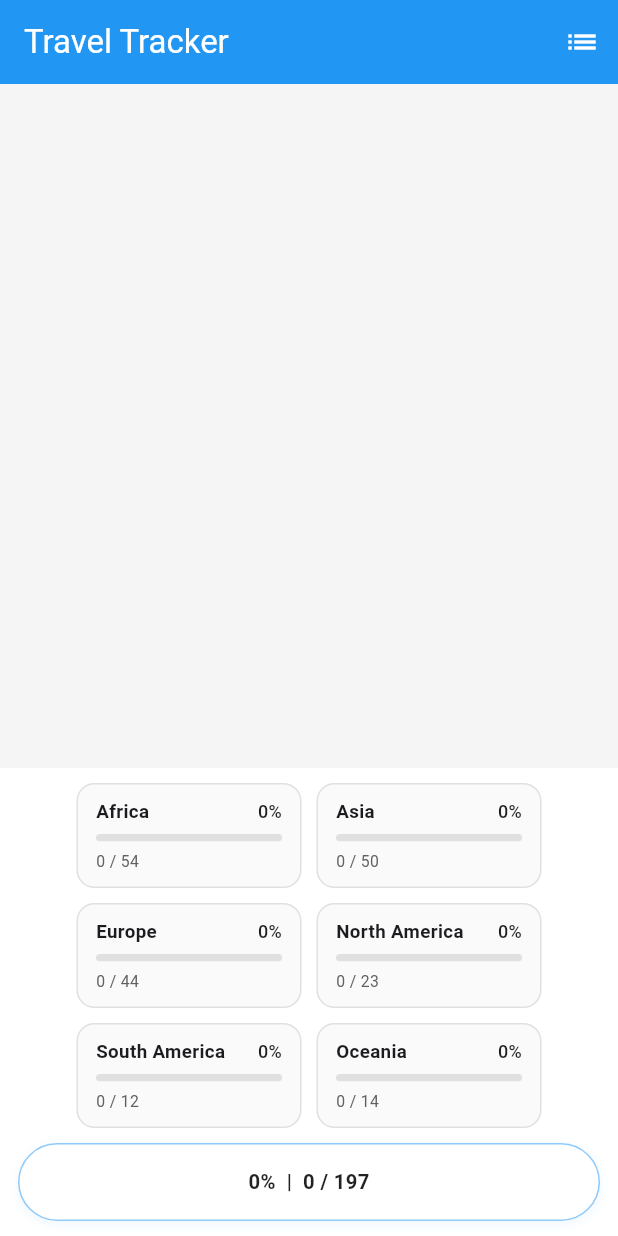
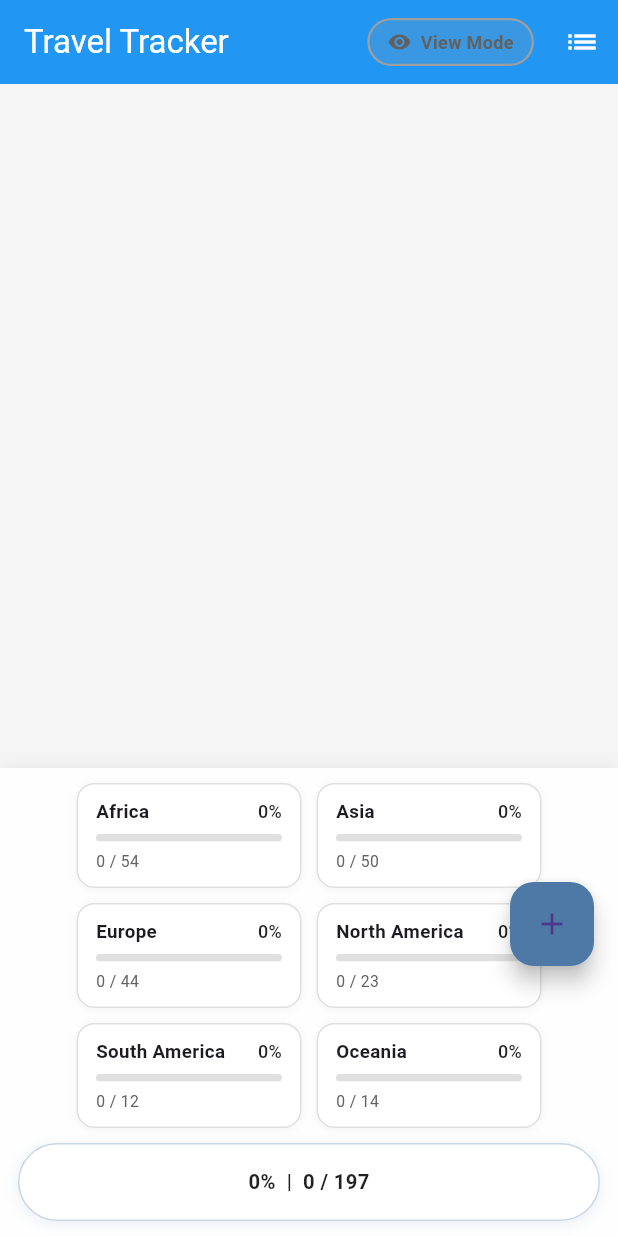
Before and after one commit to johnstrabel/TravelTrack, a Flutter app: the screen it shows after launch, on a phone screen of 412 x 824 dp. Run offline on Flutter 3.47's test engine with Material 3 defaults, Android fonts, the phone set to English and light mode, and no system bars; our stand-ins replace file_picker, flutter_map, hive_flutter, latlong2; accounts and stored records are empty; Roboto replaces fonts that are missing (System).

Commit message:
Phase 1 polish: mode toggle, auto-save, color improvements

```diff
--- a/lib/screens/world_map_screen.dart
+++ b/lib/screens/world_map_screen.dart
@@ -10,6 +10,7 @@ import '../data/countries.dart';
 import '../services/country_polygons.dart';
 import '../models/country.dart';
 import 'country_list_screen.dart';
+import 'country_detail_screen.dart';
 
 class WorldMapScreen extends StatefulWidget {
   const WorldMapScreen({super.key});
@@ -18,13 +19,15 @@ class WorldMapScreen extends StatefulWidget {
   State<WorldMapScreen> createState() => _WorldMapScreenState();
 }
 
-class _WorldMapScreenState extends State<WorldMapScreen> {
+class _WorldMapScreenState extends State<WorldMapScreen> with SingleTickerProviderStateMixin {
   static const _visitedKey = 'codes';
   static const _flashDuration = Duration(milliseconds: 450);
 
   late final Box<dynamic> _visitedBox;
   CountryPolygons? _countryPolygons;
   bool _loadingPolygons = true;
+  bool _isSelectMode = false;
+  late AnimationController _fabAnimationController;
 
   final MapController _mapController = MapController();
   String? _hoverCode;
@@ -40,6 +43,10 @@ class _WorldMapScreenState extends State<WorldMapScreen> {
   @override
   void initState() {
     super.initState();
+    _fabAnimationController = AnimationController(
+      vsync: this,
+      duration: const Duration(milliseconds: 300),
+    );
     _visitedBox = Hive.box('visited_countries');
     if (!_visitedBox.containsKey(_visitedKey)) {
       _visitedBox.put(_visitedKey, <String>[]);
@@ -55,6 +62,7 @@ class _WorldMapScreenState extends State<WorldMapScreen> {
   @override
   void dispose() {
     _flashTimer?.cancel();
+    _fabAnimationController.dispose();
     super.dispose();
   }
 
@@ -104,10 +112,11 @@ class _WorldMapScreenState extends State<WorldMapScreen> {
   void _handleTap(TapPosition position, LatLng latLng) {
     if (_countryPolygons == null) return;
 
-    _triggerFlash(latLng);
-
     final code = _countryPolygons!.findCountryCodeContaining(latLng);
     if (code == null) return;
+
+    if (_isSelectMode) {
+      _triggerFlash(latLng);
 
       final visited = _readVisited(_visitedBox);
       final wasVisited = visited.contains(code);
@@ -126,8 +135,25 @@ class _WorldMapScreenState extends State<WorldMapScreen> {
             '${country.name} ${wasVisited ? 'removed' : 'added'}',
           ),
           duration: const Duration(milliseconds: 900),
+          behavior: SnackBarBehavior.floating,
         ),
       );
+    } else {
+      final country = CountriesData.findByCode(code);
+      if (country == null) return;
+
+      Navigator.of(context).push(
+        PageRouteBuilder(
+          pageBuilder: (context, animation, secondaryAnimation) => CountryDetailScreen(
+            countryCode: country.code,
+            countryName: country.name,
+          ),
+          transitionsBuilder: (context, animation, secondaryAnimation, child) {
+            return FadeTransition(opacity: animation, child: child);
+          },
+        ),
+      );
+    }
   }
 
   void _triggerFlash(LatLng point) {
@@ -153,12 +179,60 @@ class _WorldMapScreenState extends State<WorldMapScreen> {
     }
   }
 
+  void _toggleMode() {
+    setState(() {
+      _isSelectMode = !_isSelectMode;
+      if (_isSelectMode) {
+        _fabAnimationController.forward();
+      } else {
+        _fabAnimationController.reverse();
+      }
+    });
+  }
+
   @override
   Widget build(BuildContext context) {
     return Scaffold(
       appBar: AppBar(
         title: const Text('Travel Tracker'),
         actions: [
+          // Mode Indicator Chip
+          Padding(
+            padding: const EdgeInsets.only(right: 8),
+            child: AnimatedContainer(
+              duration: const Duration(milliseconds: 300),
+              padding: const EdgeInsets.symmetric(horizontal: 12, vertical: 6),
+              decoration: BoxDecoration(
+                color: _isSelectMode
+                    ? Colors.green.withOpacity(0.2)
+                    : Colors.grey.withOpacity(0.2),
+                borderRadius: BorderRadius.circular(16),
+                border: Border.all(
+                  color: _isSelectMode ? Colors.green : Colors.grey,
+                  width: 1.5,
+                ),
+              ),
+              child: Row(
+                mainAxisSize: MainAxisSize.min,
+                children: [
+                  Icon(
+                    _isSelectMode ? Icons.edit : Icons.visibility,
+                    size: 16,
+                    color: _isSelectMode ? Colors.green.shade700 : Colors.grey.shade700,
+                  ),
+                  const SizedBox(width: 6),
+                  Text(
+                    _isSelectMode ? 'Select Mode' : 'View Mode',
+                    style: TextStyle(
+                      fontSize: 12,
+                      fontWeight: FontWeight.w600,
+                      color: _isSelectMode ? Colors.green.shade700 : Colors.grey.shade700,
+                    ),
+                  ),
+                ],
+              ),
+            ),
+          ),
           IconButton(
             icon: const Icon(Icons.list),
             tooltip: 'Select Countries',
@@ -173,7 +247,9 @@ class _WorldMapScreenState extends State<WorldMapScreen> {
           ),
         ],
       ),
-      body: Column(
+      body: Stack(
+        children: [
+          Column(
             children: [
               Expanded(
                 child: _loadingPolygons
@@ -196,6 +272,31 @@ class _WorldMapScreenState extends State<WorldMapScreen> {
               ),
             ],
           ),
+          // Toggle FAB - moved higher
+          Positioned(
+            right: 16,
+            bottom: 180,
+            child: FloatingActionButton(
+              onPressed: _toggleMode,
+              backgroundColor: _isSelectMode ? Colors.green : const Color(0xFF4E79A7),
+              tooltip: _isSelectMode ? 'Switch to View Mode' : 'Switch to Select Mode',
+              child: AnimatedSwitcher(
+                duration: const Duration(milliseconds: 300),
+                transitionBuilder: (child, animation) {
+                  return RotationTransition(
+                    turns: Tween(begin: 0.0, end: 1.0).animate(animation),
+                    child: FadeTransition(opacity: animation, child: child),
+                  );
+                },
+                child: Icon(
+                  _isSelectMode ? Icons.check : Icons.add,
+                  key: ValueKey(_isSelectMode),
+                ),
+              ),
+            ),
+          ),
+        ],
+      ),
     );
   }
 
@@ -212,12 +313,12 @@ class _WorldMapScreenState extends State<WorldMapScreen> {
       final isHover = _hoverCode == code && !isVisited;
 
       final fillColor = isVisited
-          ? Colors.blue.shade400.withOpacity(0.75)
+          ? const Color(0xFF4E79A7).withOpacity(0.72)
           : isHover
               ? Colors.blueGrey.shade400.withOpacity(0.65)
               : Colors.grey.shade300.withOpacity(0.85);
       final borderColor = isVisited
-          ? Colors.blue.shade700
+          ? const Color(0xFF4E79A7)
           : isHover
               ? Colors.blueGrey.shade600
               : Colors.grey.shade500;
@@ -267,7 +368,7 @@ class _WorldMapScreenState extends State<WorldMapScreen> {
                 point: _flashPoint!,
                 radius: 6,
                 useRadiusInMeter: false,
-                color: Colors.blueAccent.withOpacity(0.85),
+                color: const Color(0xFF4E79A7).withOpacity(0.85),
                 borderColor: Colors.white,
                 borderStrokeWidth: 1.5,
               ),
@@ -316,7 +417,16 @@ class _FooterStats extends StatelessWidget {
     );
 
     return Container(
-      color: Colors.white,
+      decoration: BoxDecoration(
+        color: Colors.white.withOpacity(0.95),
+        boxShadow: [
+          BoxShadow(
+            color: Colors.black.withOpacity(0.05),
+            blurRadius: 8,
+            offset: const Offset(0, -2),
+          ),
+        ],
+      ),
       padding: const EdgeInsets.fromLTRB(12, 10, 12, 10),
       child: Center(
         child: Wrap(
@@ -349,9 +459,16 @@ class _ContinentCard extends StatelessWidget {
       width: 150,
       padding: const EdgeInsets.symmetric(horizontal: 12, vertical: 9),
       decoration: BoxDecoration(
-        color: Colors.grey[50],
+        color: Colors.white,
         border: Border.all(color: Colors.grey.shade300),
         borderRadius: BorderRadius.circular(12),
+        boxShadow: [
+          BoxShadow(
+            color: Colors.black.withOpacity(0.04),
+            blurRadius: 4,
+            offset: const Offset(0, 1),
+          ),
+        ],
       ),
       child: Column(
         crossAxisAlignment: CrossAxisAlignment.start,
@@ -382,11 +499,18 @@ class _ContinentCard extends StatelessWidget {
           const SizedBox(height: 6),
           ClipRRect(
             borderRadius: BorderRadius.circular(999),
-            child: LinearProgressIndicator(
-              value: pct.clamp(0.0, 1.0),
+            child: TweenAnimationBuilder<double>(
+              tween: Tween(begin: 0.0, end: pct.clamp(0.0, 1.0)),
+              duration: const Duration(milliseconds: 800),
+              curve: Curves.easeOutCubic,
+              builder: (context, value, child) {
+                return LinearProgressIndicator(
+                  value: value,
                   minHeight: 5,
                   backgroundColor: Colors.grey[300],
-              color: Colors.blueAccent,
+                  color: const Color(0xFF4E79A7),
+                );
+              },
             ),
           ),
           const SizedBox(height: 6),
@@ -418,12 +542,12 @@ class _TotalPill extends StatelessWidget {
       padding: const EdgeInsets.symmetric(horizontal: 16),
       decoration: BoxDecoration(
         color: Colors.white,
-        border: Border.all(color: Colors.blue.shade200),
+        border: Border.all(color: const Color(0xFF4E79A7).withOpacity(0.3)),
         borderRadius: BorderRadius.circular(999),
         boxShadow: [
           BoxShadow(
-            color: Colors.blue.withOpacity(0.08),
-            blurRadius: 6,
+            color: const Color(0xFF4E79A7).withOpacity(0.12),
+            blurRadius: 8,
             offset: const Offset(0, 2),
           ),
         ],
--- a/pubspec.yaml
+++ b/pubspec.yaml
@@ -16,6 +16,7 @@ dependencies:
   flutter_map: ^7.0.2
   latlong2: ^0.9.1
   http: ^1.2.1
+  file_picker: ^8.0.0
 
 dev_dependencies:
   flutter_test:
```
Also changed, not shown: lib/screens/country_detail_screen.dart (added, +374 -0 lines), pubspec.lock, 1 other file. Lines whose indentation alone changed are shown as unchanged.
